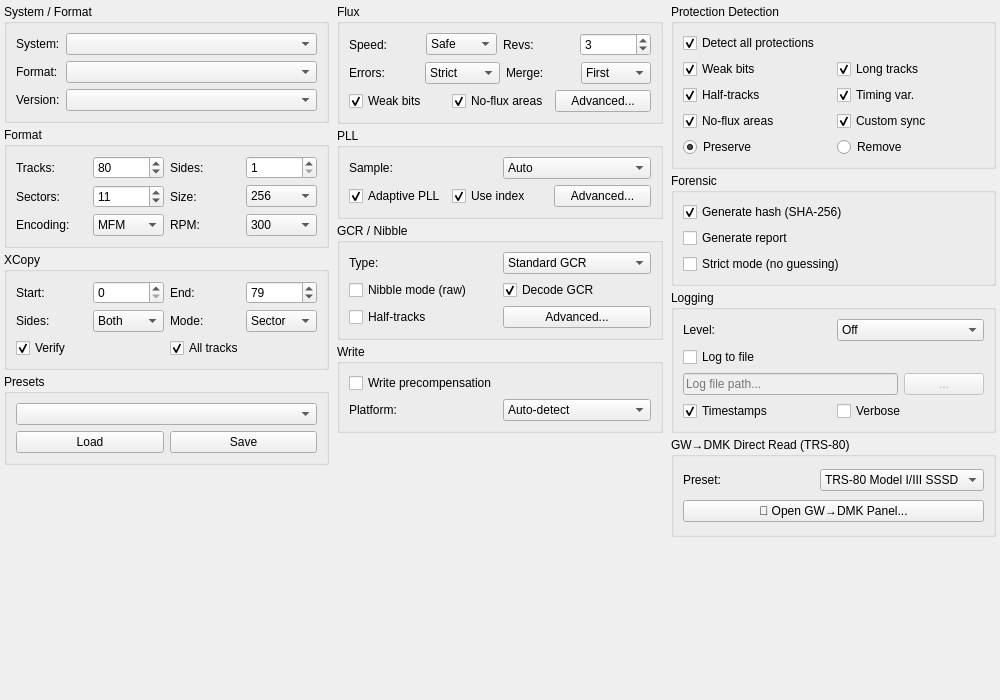
Above: forms/tab_format.ui from Axel051171/UnifiedFloppyTool before the change. Below: the same form after it.
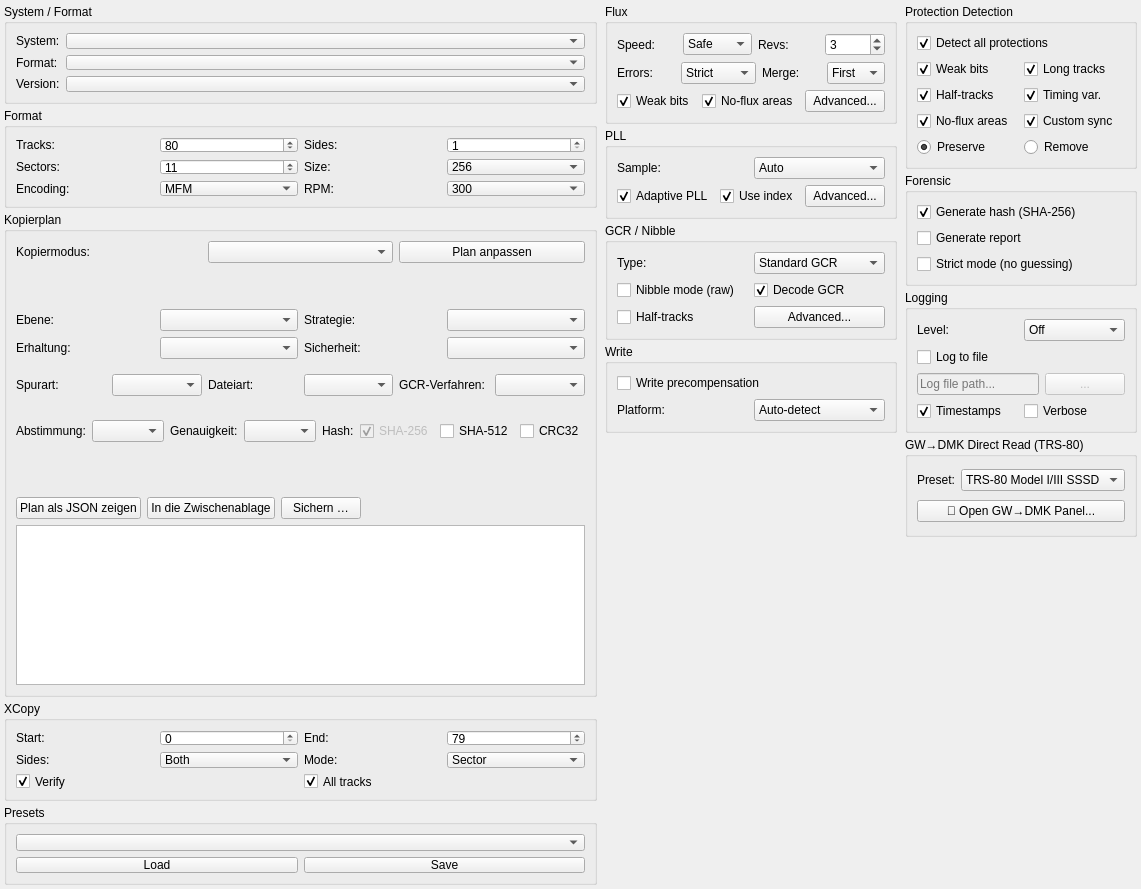
That is the form after the change.

Commit message: feat(kopierplan): vier Achsen statt elf Modi — und die Oberflaeche liest die Listen aus dem Kern, statt eigene zu fuehren (MF-1231..1238)

```diff
--- a/forms/tab_format.ui
+++ b/forms/tab_format.ui
@@ -76,6 +76,232 @@
        </widget>
       </item>
       
+      <!-- KOPIERPLAN (MF-1233) -->
+      <!--
+        Vier Achsen statt eines Modus. Die Wertelisten stehen hier
+        ABSICHTLICH nicht: sie kommen aus uft_copy_level_name() und
+        seinen drei Geschwistern, also aus derselben Quelle, die der
+        Kern benutzt. Eine zweite Liste im .ui waere genau der Fehler,
+        den comboXCopyMode gegen comboCopyMode vorfuehrt - zwei Listen,
+        zwei Wahrheiten.
+      -->
+      <item>
+       <widget class="QGroupBox" name="groupCopyPlan">
+        <property name="title"><string>Kopierplan</string></property>
+        <layout class="QVBoxLayout">
+         <!--
+           Der Einstieg (MF-1237): ein benannter Kopiermodus statt vier
+           Achsen. Vier Achsen ergeben 360 Plaene - vollstaendig, aber
+           kein Einstieg. Ein Bediener denkt in „RawCopy", nicht in
+           „bitstream/standard/layout/verify".
+
+           Das Profil SETZT die vier Achsen darunter und sperrt sie.
+           Wer eine anfasst, arbeitet danach ohne Profil weiter; die
+           Achsen bleiben dabei sichtbar, damit man sieht, WAS das
+           Profil eingestellt hat.
+
+           Die Liste kommt aus uft_copy_profile() - eine Tafel fuer
+           Kern und Oberflaeche.
+         -->
+         <item>
+          <layout class="QHBoxLayout">
+           <item><widget class="QLabel"><property name="text"><string>Kopiermodus:</string></property></widget></item>
+           <item><widget class="QComboBox" name="comboCopyProfile"/></item>
+           <item><widget class="QPushButton" name="btnPlanAnpassen">
+            <property name="text"><string>Plan anpassen</string></property>
+           </widget></item>
+          </layout>
+         </item>
+         <item>
+          <widget class="QLabel" name="labelProfileText">
+           <property name="wordWrap"><bool>true</bool></property>
+           <property name="text"><string/></property>
+          </widget>
+         </item>
+         <!--
+           MF-1238: was das Format TRAEGT.
+
+           Bis hierher sagte die Oberflaeche nur, was NICHT geht
+           (labelPlanFindings). Diese Zeile ist die andere Haelfte - und
+           sie unterscheidet drei Zustaende, nicht zwei: traegt,
+           traegt nicht, und „nicht feststellbar". Das Dritte ist der
+           ehrliche Fall fuer VIER Flaggen - Bitstrom, Dateisystem,
+           Commodore-BAM und GCR (gemessen: copyPlanCaps() setzt genau
+           diese vier nie, die Bauabsicht nannte irrtuemlich drei): dieser
+           Reiter kennt kein geoeffnetes Abbild und kann sie nicht
+           messen. Sie als „traegt nicht" zu fuehren waere eine Messung
+           behaupten, die es nicht gibt.
+
+           Die Namen kommen aus uft_copy_cap_name() - eine Tafel.
+         -->
+         <item>
+          <widget class="QLabel" name="labelPlanCaps">
+           <property name="wordWrap"><bool>true</bool></property>
+           <property name="text"><string/></property>
+          </widget>
+         </item>
+         <item>
+          <layout class="QHBoxLayout">
+           <item><widget class="QLabel"><property name="text"><string>Ebene:</string></property></widget></item>
+           <item><widget class="QComboBox" name="comboPlanLevel"/></item>
+           <item><widget class="QLabel"><property name="text"><string>Strategie:</string></property></widget></item>
+           <item><widget class="QComboBox" name="comboPlanStrategy"/></item>
+          </layout>
+         </item>
+         <item>
+          <layout class="QHBoxLayout">
+           <item><widget class="QLabel"><property name="text"><string>Erhaltung:</string></property></widget></item>
+           <item><widget class="QComboBox" name="comboPlanPreserve"/></item>
+           <item><widget class="QLabel"><property name="text"><string>Sicherheit:</string></property></widget></item>
+           <item><widget class="QComboBox" name="comboPlanPolicy"/></item>
+          </layout>
+         </item>
+         <!--
+           Die Feinheiten (MF-1235). Jede steht in einem eigenen
+           Zeilen-Widget, damit Beschriftung UND Auswahlfeld zusammen
+           verschwinden, sobald sie unter der aktuellen Wahl nichts
+           bedeuten. Ausgegraut waere hier falsch: ein gesperrtes
+           „Commodore GCR" auf der Sektorebene sagt „spaeter
+           vielleicht" — es bedeutet dort aber gar nichts.
+
+           Die Wertelisten stehen auch hier ABSICHTLICH nicht im .ui:
+           sie kommen aus uft_copy_track_mode_name() und seinen vier
+           Geschwistern.
+         -->
+         <item>
+          <layout class="QHBoxLayout">
+           <item>
+            <widget class="QWidget" name="rowPlanTrackMode">
+             <layout class="QHBoxLayout">
+              <property name="leftMargin"><number>0</number></property>
+              <property name="rightMargin"><number>0</number></property>
+              <item><widget class="QLabel"><property name="text"><string>Spurart:</string></property></widget></item>
+              <item><widget class="QComboBox" name="comboPlanTrackMode"/></item>
+             </layout>
+            </widget>
+           </item>
+           <item>
+            <widget class="QWidget" name="rowPlanFileSpecial">
+             <layout class="QHBoxLayout">
+              <property name="leftMargin"><number>0</number></property>
+              <property name="rightMargin"><number>0</number></property>
+              <item><widget class="QLabel"><property name="text"><string>Dateiart:</string></property></widget></item>
+              <item><widget class="QComboBox" name="comboPlanFileSpecial"/></item>
+             </layout>
+            </widget>
+           </item>
+           <item>
+            <widget class="QWidget" name="rowPlanGcr">
+             <layout class="QHBoxLayout">
+              <property name="leftMargin"><number>0</number></property>
+              <property name="rightMargin"><number>0</number></property>
+              <item><widget class="QLabel"><property name="text"><string>GCR-Verfahren:</string></property></widget></item>
+              <item><widget class="QComboBox" name="comboPlanGcr"/></item>
+             </layout>
+            </widget>
+           </item>
+          </layout>
+         </item>
+         <item>
+          <layout class="QHBoxLayout">
+           <item>
+            <widget class="QWidget" name="rowPlanVote">
+             <layout class="QHBoxLayout">
+              <property name="leftMargin"><number>0</number></property>
+              <property name="rightMargin"><number>0</number></property>
+              <item><widget class="QLabel"><property name="text"><string>Abstimmung:</string></property></widget></item>
+              <item><widget class="QComboBox" name="comboPlanVote"/></item>
+             </layout>
+            </widget>
+           </item>
+           <item>
+            <widget class="QWidget" name="rowPlanExact">
+             <layout class="QHBoxLayout">
+              <property name="leftMargin"><number>0</number></property>
+              <property name="rightMargin"><number>0</number></property>
+              <item><widget class="QLabel"><property name="text"><string>Genauigkeit:</string></property></widget></item>
+              <item><widget class="QComboBox" name="comboPlanExact"/></item>
+             </layout>
+            </widget>
+           </item>
+           <item>
+            <widget class="QWidget" name="rowPlanHash">
+             <layout class="QHBoxLayout">
+              <property name="leftMargin"><number>0</number></property>
+              <property name="rightMargin"><number>0</number></property>
+              <item><widget class="QLabel"><property name="text"><string>Hash:</string></property></widget></item>
+              <!-- SHA-256 ist Pflicht: gesetzt und gesperrt. Sichtbar
+                   bleibt es trotzdem, damit der Bediener sieht, WAS
+                   gerechnet wird. -->
+              <item><widget class="QCheckBox" name="checkHashSha256">
+               <property name="text"><string>SHA-256</string></property>
+               <property name="checked"><bool>true</bool></property>
+               <property name="enabled"><bool>false</bool></property>
+              </widget></item>
+              <item><widget class="QCheckBox" name="checkHashSha512">
+               <property name="text"><string>SHA-512</string></property>
+              </widget></item>
+              <item><widget class="QCheckBox" name="checkHashCrc32">
+               <property name="text"><string>CRC32</string></property>
+              </widget></item>
+             </layout>
+            </widget>
+           </item>
+          </layout>
+         </item>
+         <item>
+          <widget class="QLabel" name="labelPlanFindings">
+           <property name="wordWrap"><bool>true</bool></property>
+           <property name="text"><string/></property>
+          </widget>
+         </item>
+         <item>
+          <widget class="QLabel" name="labelPlanForced">
+           <property name="wordWrap"><bool>true</bool></property>
+           <property name="text"><string/></property>
+          </widget>
+         </item>
+         <!--
+           MF-1238: der Plan als JSON.
+
+           uft_copy_plan_to_json() gibt es seit MF-1234 und es hatte
+           null Aufrufer - eine fertige Tuer ohne Weg dorthin, die
+           Klasse MF-930. Die Ansicht ist versteckt, bis jemand sie
+           aufklappt: sie ist die Kontrollform, nicht die Bedienform.
+
+           Der Text wird NICHT hier erzeugt. Er kommt Zeichen fuer
+           Zeichen aus dem Kern, und die Laenge wird beim Kern erfragt,
+           statt einen festen Puffer zu waehlen.
+         -->
+         <item>
+          <layout class="QHBoxLayout">
+           <item><widget class="QPushButton" name="btnPlanJson">
+            <property name="checkable"><bool>true</bool></property>
+            <property name="text"><string>Plan als JSON zeigen</string></property>
+           </widget></item>
+           <item><widget class="QPushButton" name="btnPlanJsonKopieren">
+            <property name="text"><string>In die Zwischenablage</string></property>
+           </widget></item>
+           <item><widget class="QPushButton" name="btnPlanJsonSichern">
+            <property name="text"><string>Sichern …</string></property>
+           </widget></item>
+           <item><spacer name="spacerPlanJson">
+            <property name="orientation"><enum>Qt::Horizontal</enum></property>
+            <property name="sizeHint"><size><width>40</width><height>20</height></size></property>
+           </spacer></item>
+          </layout>
+         </item>
+         <item>
+          <widget class="QPlainTextEdit" name="textPlanJson">
+           <property name="visible"><bool>false</bool></property>
+           <property name="readOnly"><bool>true</bool></property>
+           <property name="minimumSize"><size><width>0</width><height>160</height></size></property>
+          </widget>
+         </item>
+        </layout>
+       </widget>
+      </item>
+
       <!-- XCOPY -->
       <item>
        <widget class="QGroupBox" name="groupXCopy">
```
The commit also changes 19 other files.
